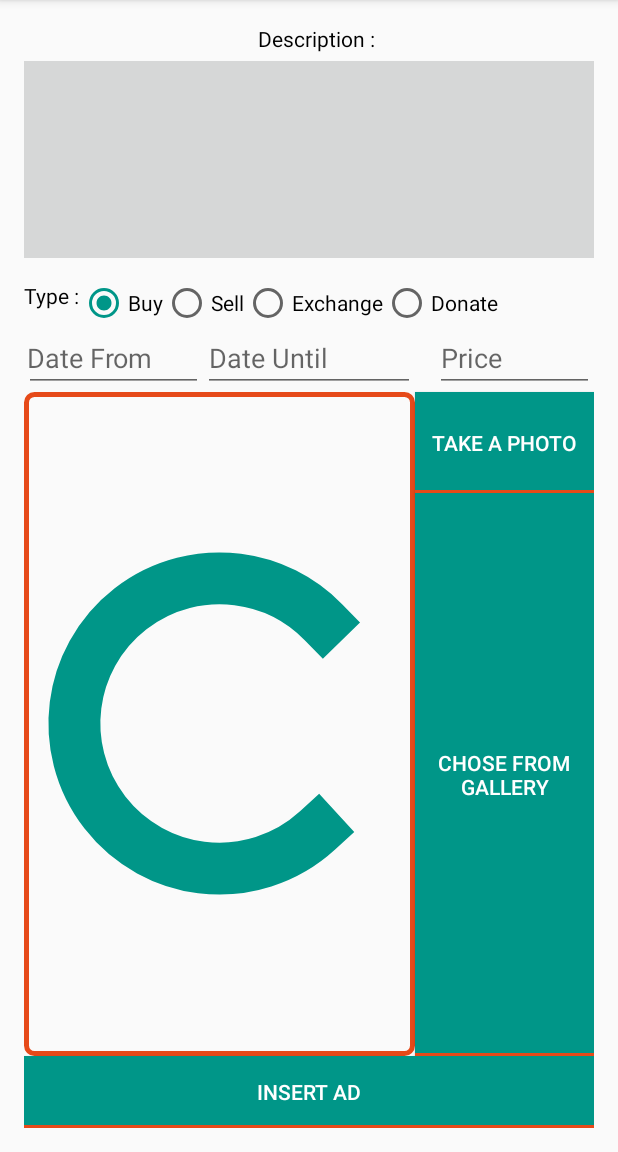
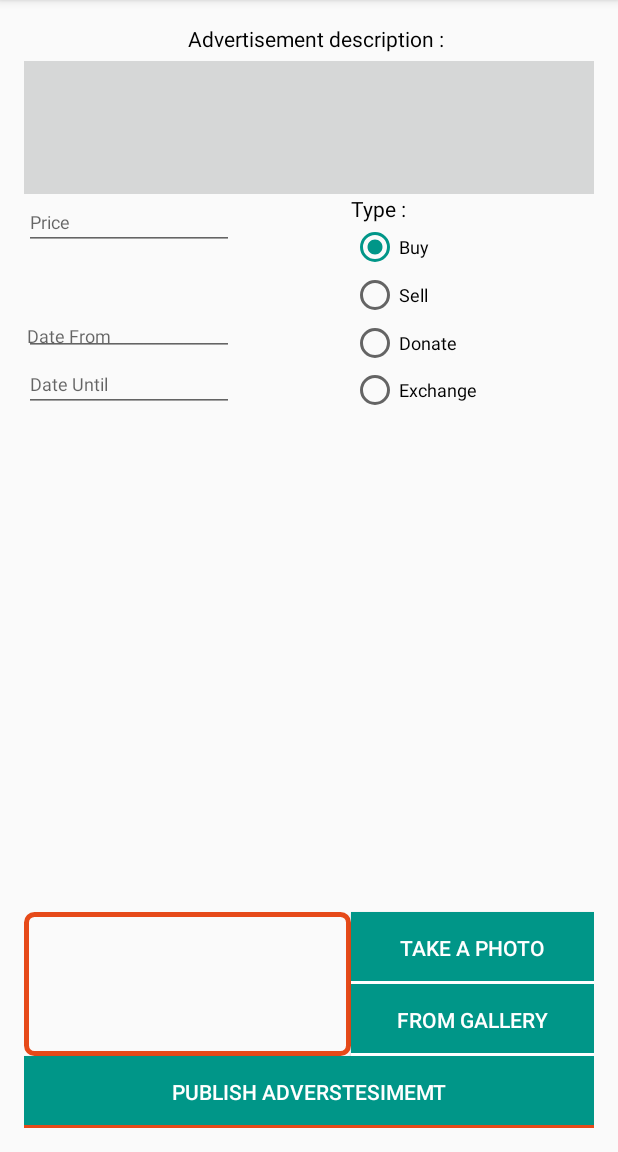
Before and after one commit to PP90/ProximityMarketProject, an Android app: the InsertAd screen opened directly, with no data from a screen before it, on a phone screen of 412 x 824 dp, the part 84-1236 px from its top. Run offline under Robolectric (Android 15) with nearby library versions, the phone set to English and light mode, and no system bars; our stand-ins replace Firebase (no records; nobody signed in at launch, a user with empty details on screens opened directly); pictures from the network do not load.

Commit message:
Graphical re-styling of the activities.

```diff
--- a/app/src/main/java/com/example/p3/myapp/ActivitiesPackage/UserActivity.java
+++ b/app/src/main/java/com/example/p3/myapp/ActivitiesPackage/UserActivity.java
@@ -31,14 +31,12 @@ public class UserActivity extends AppCompatActivity implements View.OnClickListe
         super.onCreate(savedInstanceState);
         setContentView(R.layout.activity_user);
         Button addNewAd=(Button) findViewById(R.id.button_add_ads);
-        Button seeMyAds=(Button) findViewById(R.id.button_see_my_ads);
         Button seeNearAds=(Button) findViewById(R.id.buttonSeeNearAds);
         SeekBar seekBar=(SeekBar)findViewById(R.id.distance);
         gps=new GPSClass(this);
         gps.onCreateActivity(this);
         seeNearAds.setOnClickListener(this);
         addNewAd.setOnClickListener(this);
-        seeMyAds.setOnClickListener(this);
 
         seekBar.setOnSeekBarChangeListener(new SeekBar.OnSeekBarChangeListener() {
             @Override
@@ -97,12 +95,6 @@ public class UserActivity extends AppCompatActivity implements View.OnClickListe
                 goToSeeNearAdActivity.putExtra("searchResult", 9);
                 goToSeeNearAdActivity.putStringArrayListExtra("adList",getAdList());//HARDCODED
                 startActivity(goToSeeNearAdActivity);
-                break;
-
-            case R.id.button_see_my_ads:
-                Intent goToSeeMyAdActivity = new Intent(this, MyAds.class);
-                Log.i("UserActivity", "My ads button pressed");
-                startActivity(goToSeeMyAdActivity);
                 break;
 
             default:
--- /dev/null
+++ b/app/src/main/res/drawable/botton_style.xml
@@ -0,0 +1,15 @@
+<?xml version="1.0" encoding="utf-8"?>
+<layer-list xmlns:android="http://schemas.android.com/apk/res/android">
+    <!-- This is the line -->
+    <item>
+        <shape>
+            <solid android:color="#ffffff" />
+        </shape>
+    </item>
+    <!-- This is the main color -->
+    <item android:bottom="2dp">
+        <shape>
+            <solid android:color="#009688" />
+        </shape>
+    </item>
+</layer-list>
--- a/app/src/main/res/layout/activity_insert_ad.xml
+++ b/app/src/main/res/layout/activity_insert_ad.xml
@@ -10,26 +10,12 @@
     android:paddingTop="@dimen/activity_vertical_margin"
     tools:context=".ActivitiesPackage.InsertAd">
 
-    <ProgressBar
-        style="?android:attr/progressBarStyleSmall"
-        android:layout_width="wrap_content"
-        android:layout_height="wrap_content"
-        android:id="@+id/progressBar"
-        android:max="100"
-        android:progress="@android:integer/config_longAnimTime"
-        android:indeterminate="false"
-        android:layout_alignTop="@+id/thumbtailImage"
-        android:layout_above="@+id/buttonSendAd"
-        android:layout_alignParentLeft="true"
-        android:layout_alignParentStart="true"
-        android:layout_toStartOf="@+id/button_upload_img_ad"
-        android:layout_alignRight="@+id/thumbtailImage"
-        android:layout_alignEnd="@+id/thumbtailImage" />
+
 
     <Button
         android:layout_width="wrap_content"
         android:layout_height="wrap_content"
-        android:text="Insert ad"
+        android:text="Publish adverstesimemt"
         android:id="@+id/buttonSendAd"
         android:layout_alignParentBottom="true"
         android:layout_alignParentRight="true"
@@ -50,19 +36,18 @@
         android:layout_alignParentLeft="true"
         android:layout_alignParentStart="true"
         android:layout_toStartOf="@+id/button_upload_img_ad"
-        android:layout_alignTop="@+id/space"
-        android:layout_alignRight="@+id/textView_description"
-        android:layout_alignEnd="@+id/textView_description"
         android:paddingTop="5dp"
         android:paddingBottom="5dp"
         android:paddingLeft="5dp"
-        android:paddingRight="5dp" />
+        android:paddingRight="5dp"
+        android:layout_alignTop="@+id/imageButton2"
+        android:layout_toLeftOf="@+id/button_upload_img_ad" />
 
     <TextView
         android:layout_width="wrap_content"
         android:layout_height="wrap_content"
         android:textAppearance="?android:attr/textAppearanceSmall"
-        android:text="           Description :        "
+        android:text="           Advertisement description :        "
         android:id="@+id/textView_description"
         android:textColor="#000000"
         android:layout_alignParentTop="true"
@@ -73,32 +58,29 @@
         android:layout_height="wrap_content"
         android:inputType="datetime"
         android:hint="Date From"
+        android:textSize="12dp"
         android:ems="10"
         android:id="@+id/FromEditText"
         android:paddingBottom="2dp"
         android:paddingRight="2dp"
         android:paddingTop="2dp"
         android:paddingLeft="2dp"
-        android:layout_alignTop="@+id/UntilEditText"
+        android:layout_below="@+id/priceEditText"
         android:layout_alignParentLeft="true"
         android:layout_alignParentStart="true"
-        android:layout_toStartOf="@+id/UntilEditText"
-        android:layout_above="@+id/progressBar"
-        android:layout_toLeftOf="@+id/UntilEditText" />
+        android:layout_marginTop="43dp" />
 
     <EditText
         android:layout_width="wrap_content"
         android:layout_height="wrap_content"
         android:inputType="date"
         android:ems="10"
+        android:textSize="12dp"
         android:id="@+id/UntilEditText"
         android:hint="Date Until"
-        android:layout_alignBottom="@+id/priceEditText"
-        android:layout_alignLeft="@+id/textView_description"
-        android:layout_alignStart="@+id/textView_description"
-        android:layout_toStartOf="@+id/imageButton"
-        android:layout_alignRight="@+id/progressBar"
-        android:layout_alignEnd="@+id/progressBar" />
+        android:layout_below="@+id/FromEditText"
+        android:layout_alignParentLeft="true"
+        android:layout_alignParentStart="true" />
 
     <EditText
         android:layout_width="wrap_content"
@@ -106,27 +88,15 @@
         android:ems="10"
         android:id="@+id/priceEditText"
         android:hint="Price"
-
+        android:textSize="12dp"
         android:inputType="numberSigned|numberDecimal"
         android:textColor="#000000"
-        android:layout_below="@+id/DescriptionEditText"
-        android:layout_marginTop="44dp"
-        android:layout_alignRight="@+id/imageButton"
-        android:layout_alignEnd="@+id/imageButton"
-        android:layout_toRightOf="@+id/space"
-        android:layout_toEndOf="@+id/space" />
-
-    <RadioGroup
-        android:layout_width="match_parent"
-        android:layout_height="match_parent"
-        android:id="@+id/radioGroup"
-        android:weightSum="1"
-        android:orientation="horizontal"
-        android:layout_below="@+id/DescriptionEditText"
         android:layout_alignParentLeft="true"
         android:layout_alignParentStart="true"
-        android:layout_marginTop="15dp"
-        android:layout_above="@+id/FromEditText">
+        android:layout_below="@+id/DescriptionEditText"
+        android:layout_toStartOf="@+id/textView_description"
+        android:layout_alignRight="@+id/FromEditText"
+        android:layout_alignEnd="@+id/FromEditText" />
 
     <TextView
         android:layout_width="wrap_content"
@@ -135,57 +105,21 @@
         android:text="Type :"
         android:id="@+id/textView_typology"
         android:textColor="#000000"
-            android:layout_above="@+id/radioGroup"
-            android:layout_alignParentRight="true"
-            android:layout_alignParentEnd="true"
-            android:gravity="left" />
-
-        <RadioButton
-            android:layout_width="wrap_content"
-            android:layout_height="wrap_content"
-            android:text="Buy"
-            android:id="@+id/radioButton_buy2"
-            android:checked="true"
-            android:layout_alignTop="@+id/findradioButton"
-            android:layout_toRightOf="@+id/findradioButton"
-            android:layout_toEndOf="@+id/findradioButton"
-            android:layout_gravity="left" />
-
-        <RadioButton
-            android:layout_width="wrap_content"
-            android:layout_height="wrap_content"
-            android:text="Sell"
-            android:id="@+id/radioButton_sell2"
-            android:checked="false"
-            android:layout_gravity="left" />
-
-        <RadioButton
-            android:layout_width="wrap_content"
-            android:layout_height="wrap_content"
-            android:text="Exchange"
-            android:id="@+id/radioButton_exchange2"
-            android:checked="false"
-            android:layout_gravity="left" />
-
-        <RadioButton
-            android:layout_width="wrap_content"
-            android:layout_height="wrap_content"
-            android:text="Donate"
-            android:id="@+id/radioButton_donate2"
-            android:checked="false"
-            android:layout_gravity="left" />
-
-    </RadioGroup>
-
+        android:gravity="left"
+        android:layout_marginRight="52dp"
+        android:layout_marginEnd="52dp"
+        android:layout_alignTop="@+id/priceEditText"
+        android:layout_alignRight="@+id/textView_description"
+        android:layout_alignEnd="@+id/textView_description" />
 
 
     <EditText
         android:layout_width="wrap_content"
         android:layout_height="wrap_content"
         android:inputType="textMultiLine"
-        android:lines="6"
-        android:minLines="6"
-        android:maxLines="20"
+        android:lines="3"
+        android:minLines="4"
+        android:maxLines="10"
         android:scrollbars="vertical"
         android:background="@color/button_material_light"
         android:ems="10"
@@ -193,86 +127,121 @@
         android:textAlignment="inherit"
         android:layout_alignParentLeft="true"
         android:layout_alignParentStart="true"
-        android:layout_toStartOf="@+id/radioGroup"
 
         android:layout_below="@+id/textView_description"
         android:gravity="top|left"
-        android:layout_alignRight="@+id/radioGroup"
-        android:layout_alignEnd="@+id/radioGroup"
-        android:layout_marginTop="5dp">
+        android:layout_marginTop="5dp"
+        android:layout_alignRight="@+id/button_upload_img_ad"
+        android:layout_alignEnd="@+id/button_upload_img_ad"
+        android:layout_toStartOf="@+id/textView_description">
         <requestFocus/>
     </EditText>
 
-    <Space
-        android:layout_width="20px"
-        android:layout_height="20px"
-        android:id="@+id/space"
-        android:layout_below="@+id/UntilEditText"
-        android:layout_toRightOf="@+id/progressBar"
-        android:layout_above="@+id/buttonSendAd" />
-
-    <ImageButton
-        android:layout_width="wrap_content"
-        android:layout_height="wrap_content"
-        android:id="@+id/imageButton"
-        android:visibility="invisible"
-        android:cropToPadding="false"
-        android:src="@drawable/camera_icon"
-        android:layout_below="@+id/priceEditText"
-        android:layout_alignParentRight="true"
-        android:layout_alignParentEnd="true"
-        android:layout_toRightOf="@+id/space"
-        android:layout_toEndOf="@+id/space"
-        android:scaleType="centerCrop" />
 
     <Button
         style="?android:attr/buttonStyleSmall"
         android:layout_width="wrap_content"
         android:layout_height="wrap_content"
-        android:text="Take a photo"
+        android:text="@string/take_a_photo"
         android:id="@+id/button_upload_img_ad"
         android:textColor="#ffffff"
-        android:background="@drawable/optionscreen_bottomrectangle"
+        android:background="@drawable/botton_style"
         android:visibility="visible"
+        android:width="10dp"
         android:layout_alignRight="@+id/buttonSendAd"
         android:layout_alignEnd="@+id/buttonSendAd"
-        android:layout_toEndOf="@+id/textView_description"
-        android:layout_alignBottom="@+id/imageButton"
-        android:layout_below="@+id/UntilEditText"
-        android:layout_toRightOf="@+id/textView_description"
-        android:width="10dp" />
+        android:layout_above="@+id/choseFromGallery"
+        android:layout_alignLeft="@+id/textView_typology"
+        android:layout_alignStart="@+id/textView_typology" />
 
     <ImageButton
         android:layout_width="wrap_content"
         android:layout_height="wrap_content"
         android:id="@+id/imageButton2"
         android:layout_above="@+id/buttonSendAd"
-        android:layout_toLeftOf="@+id/button_upload_img_ad"
-        android:layout_toEndOf="@+id/imageButton"
         android:adjustViewBounds="false"
         android:baselineAlignBottom="false"
         android:cropToPadding="false"
         android:src="@drawable/gallery_icon"
         android:scaleType="centerCrop"
-        android:layout_alignLeft="@+id/imageButton"
-        android:layout_alignStart="@+id/imageButton"
-        android:layout_alignTop="@+id/choseFromGallery"
-        android:visibility="invisible" />
+        android:visibility="invisible"
+        android:layout_alignTop="@+id/button_upload_img_ad"
+        android:layout_toStartOf="@+id/button_upload_img_ad"
+        android:layout_toLeftOf="@+id/button_upload_img_ad" />
 
     <Button
         style="?android:attr/buttonStyleSmall"
         android:layout_width="wrap_content"
         android:layout_height="wrap_content"
-        android:text="Chose from gallery"
+        android:text="From gallery"
         android:id="@+id/choseFromGallery"
         android:layout_above="@+id/buttonSendAd"
         android:layout_alignRight="@+id/buttonSendAd"
         android:layout_alignEnd="@+id/buttonSendAd"
         android:textColor="#ffffff"
-        android:background="@drawable/optionscreen_bottomrectangle"
+        android:background="@drawable/botton_style"
         android:visibility="visible"
-        android:layout_toEndOf="@+id/progressBar"
-        android:layout_below="@+id/imageButton"
-        android:layout_toRightOf="@+id/progressBar" />
+        android:layout_toEndOf="@+id/thumbtailImage"
+        android:layout_alignLeft="@+id/button_upload_img_ad"
+        android:layout_alignStart="@+id/button_upload_img_ad" />
+<RadioGroup
+    android:layout_width="match_parent"
+    android:layout_height="match_parent"
+    android:layout_toEndOf="@+id/FromEditText"
+    android:id="@+id/radioGroup"
+    android:layout_alignBottom="@+id/UntilEditText"
+    android:layout_below="@+id/textView_typology"
+    android:layout_alignLeft="@+id/textView_typology"
+    android:layout_alignStart="@+id/textView_typology">
+
+    <RadioButton
+        android:layout_width="wrap_content"
+        android:layout_height="wrap_content"
+        android:text="Buy"
+        android:textSize="12dp"
+        android:id="@+id/radioButton_buy2"
+        android:checked="true"
+        android:layout_alignTop="@+id/FromEditText"
+        android:layout_toLeftOf="@+id/radioButton_donate2"
+        android:layout_alignLeft="@+id/radioButton_exchange2"
+        android:layout_alignStart="@+id/radioButton_exchange2" />
+
+    <RadioButton
+        android:layout_width="match_parent"
+        android:layout_height="wrap_content"
+        android:text="Sell"
+        android:textSize="12dp"
+        android:id="@+id/radioButton_sell2"
+        android:checked="false"
+        android:layout_above="@+id/radioButton_donate2"
+        android:layout_alignParentRight="true"
+        android:layout_alignParentEnd="true"
+        android:layout_toEndOf="@+id/radioButton_exchange2" />
+
+    <RadioButton
+        android:layout_width="186dp"
+        android:layout_height="wrap_content"
+        android:text="Donate"
+        android:textSize="12dp"
+        android:id="@+id/radioButton_donate2"
+        android:checked="false"
+        android:layout_alignBottom="@+id/UntilEditText"
+        android:layout_alignRight="@+id/button_upload_img_ad"
+        android:layout_alignEnd="@+id/button_upload_img_ad"
+        android:layout_toEndOf="@+id/radioButton_exchange2" />
+
+    <RadioButton
+        android:layout_width="167dp"
+        android:layout_height="wrap_content"
+        android:text="Exchange"
+        android:textSize="12dp"
+        android:id="@+id/radioButton_exchange2"
+        android:checked="false"
+        android:layout_below="@+id/FromEditText"
+        android:layout_toRightOf="@+id/FromEditText"
+        android:layout_toEndOf="@+id/FromEditText" />
+
+</RadioGroup>
+
 
 </RelativeLayout>
--- a/app/src/main/res/layout/activity_user.xml
+++ b/app/src/main/res/layout/activity_user.xml
@@ -39,21 +39,6 @@
 
 
     <Button
-
-        android:layout_width="wrap_content"
-        android:layout_height="wrap_content"
-        android:text="@string/see_my_ads_btn"
-        android:id="@+id/button_see_my_ads"
-        android:background="@drawable/optionscreen_bottomrectangle"
-        android:textColor="#ffffff"
-        android:layout_below="@+id/imageButton_sfondo"
-        android:layout_alignParentLeft="true"
-        android:layout_alignParentStart="true"
-        android:layout_marginTop="15dp"
-        android:layout_alignParentEnd="true"
-        android:visibility="invisible" />
-
-    <Button
         android:layout_width="wrap_content"
         android:layout_height="wrap_content"
         android:text="@string/add_ad_btn"
@@ -61,11 +46,12 @@
         android:textColor="#ffffff"
         android:background="@drawable/optionscreen_bottomrectangle"
 
-        android:layout_below="@+id/button_see_my_ads"
+        android:layout_alignParentBottom="true"
         android:layout_alignParentLeft="true"
         android:layout_alignParentStart="true"
-        android:layout_marginTop="15dp"
-        android:layout_alignParentEnd="true" />
+        android:layout_marginBottom="50dp"
+        android:layout_toLeftOf="@+id/space5"
+        android:layout_toStartOf="@+id/space5" />
 
     <SeekBar
         android:layout_width="fill_parent"
@@ -79,15 +65,6 @@
         android:layout_alignParentStart="true"
         android:layout_marginTop="15dp" />
 
-    <Button
-        android:layout_width="wrap_content"
-        android:layout_height="wrap_content"
-        android:text="@string/log_out_btn"
-        android:id="@+id/button_log_out"
-        android:background="@drawable/optionscreen_bottomrectangle"
-        android:textColor="#ffffff"
-        android:layout_alignParentBottom="true"
-        android:layout_centerHorizontal="true" />
 
     <TextView
         android:layout_width="wrap_content"
@@ -95,6 +72,8 @@
         android:textAppearance="?android:attr/textAppearanceSmall"
         android:id="@+id/meters"
         android:text="999"
+        android:layout_marginRight="15dp"
+        android:layout_marginEnd="15dp"
         android:layout_alignBottom="@+id/textView_mt"
         android:layout_toLeftOf="@+id/textView_mt"
         android:layout_toStartOf="@+id/textView_mt" />
@@ -199,7 +178,10 @@
         android:layout_marginTop="15dp"
         android:layout_below="@+id/radioGroup2"
         android:layout_alignParentRight="true"
-        android:layout_alignParentEnd="true" />
+        android:layout_alignParentEnd="true"
+        android:layout_toEndOf="@+id/meters"
+        android:layout_alignLeft="@+id/textView_mt"
+        android:layout_alignStart="@+id/textView_mt" />
 
     <ImageView
         android:layout_width="wrap_content"
@@ -216,21 +198,21 @@
         android:layout_width="wrap_content"
         android:layout_height="wrap_content"
         android:textAppearance="?android:attr/textAppearanceMedium"
-        android:text="Mt"
+        android:text="meters"
         android:id="@+id/textView_mt"
         android:layout_alignBottom="@+id/space5"
-        android:layout_toLeftOf="@+id/buttonSeeNearAds"
-        android:layout_toStartOf="@+id/buttonSeeNearAds" />
+        android:layout_alignRight="@+id/button_add_ads"
+        android:layout_alignEnd="@+id/button_add_ads" />
 
     <EditText
         android:layout_width="wrap_content"
         android:layout_height="wrap_content"
         android:id="@+id/searchView_ads"
+        android:hint="What do you search?"
         android:layout_alignTop="@+id/buttonSeeNearAds"
         android:layout_alignParentLeft="true"
         android:layout_alignParentStart="true"
-        android:layout_toStartOf="@+id/textView_mt"
-        android:layout_alignRight="@+id/textView_mt"
-        android:layout_alignEnd="@+id/textView_mt" />
+        android:layout_toStartOf="@+id/buttonSeeNearAds"
+        android:layout_toLeftOf="@+id/buttonSeeNearAds" />
 
 </RelativeLayout>
--- a/app/src/main/res/values/strings.xml
+++ b/app/src/main/res/values/strings.xml
@@ -18,8 +18,8 @@
     <string name="button_create_new_account">Create new account</string>
     <string name="agreeTermOfUse_text">I Agree to the Terms and Conditions</string>
     <string name="see_my_ads_btn">See my ads</string>
-    <string name="add_ad_btn">Add ads</string>
-    <string name="see_near_ads_btn">Find Ads</string>
+    <string name="add_ad_btn">Publish your advertisement</string>
+    <string name="see_near_ads_btn">Find</string>
     <string name="log_out_btn">Logout</string>
     <string name="title_ad_text">Ad</string>
     <string name="pricea_text">Price</string>
@@ -42,5 +42,6 @@
      <string name="title_activity_see_near_ads">Proximity Market</string>
     <!-- <string name="action_settings">Settings</string>-->
      <string name="section_format">Ad: %1$d</string>
+    <string name="take_a_photo">Take a photo</string>
 
- </resources>
+</resources>
```
Lines whose indentation alone changed are shown as unchanged.
